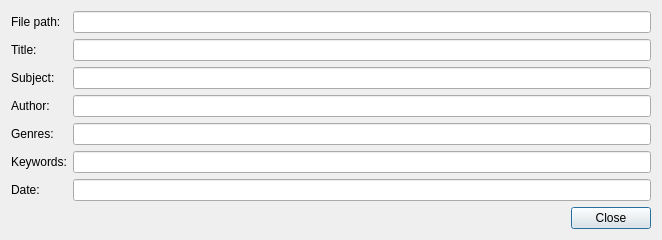
Old version of the form src/plugins/monocle/docinfodialog.ui in the repository 0xd34df00d/leechcraft.
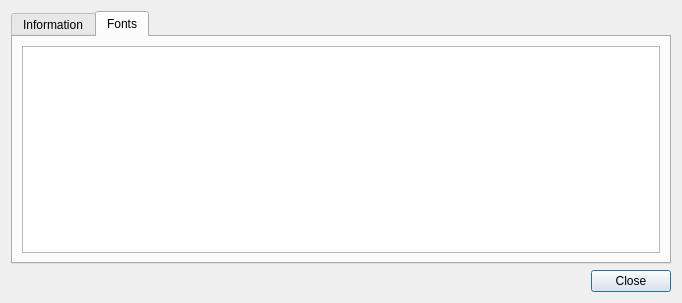
New version of the form. The open tabs and pages were chosen to show the change.

Commit message: [Monocle] Show fonts in DocInfoDialog.

```diff
--- a/src/plugins/monocle/docinfodialog.ui
+++ b/src/plugins/monocle/docinfodialog.ui
@@ -6,14 +6,24 @@
    <rect>
     <x>0</x>
     <y>0</y>
-    <width>662</width>
-    <height>221</height>
+    <width>682</width>
+    <height>303</height>
    </rect>
   </property>
   <property name="windowTitle">
    <string>Document information</string>
   </property>
-  <layout class="QFormLayout" name="formLayout">
+  <layout class="QVBoxLayout" name="verticalLayout">
+   <item>
+    <widget class="QTabWidget" name="TabWidget_">
+     <property name="currentIndex">
+      <number>0</number>
+     </property>
+     <widget class="QWidget" name="tab">
+      <attribute name="title">
+       <string>Information</string>
+      </attribute>
+      <layout class="QFormLayout" name="formLayout_2">
    <item row="0" column="0">
     <widget class="QLabel" name="label">
      <property name="text">
@@ -112,7 +122,21 @@
      </property>
     </widget>
    </item>
-   <item row="7" column="1">
+      </layout>
+     </widget>
+     <widget class="QWidget" name="FontsTab_">
+      <attribute name="title">
+       <string>Fonts</string>
+      </attribute>
+      <layout class="QVBoxLayout" name="verticalLayout_2">
+       <item>
+        <widget class="QTreeView" name="FontsView_"/>
+       </item>
+      </layout>
+     </widget>
+    </widget>
+   </item>
+   <item>
     <widget class="QDialogButtonBox" name="buttonBox">
      <property name="orientation">
       <enum>Qt::Horizontal</enum>
```
Lines whose indentation alone changed are shown as unchanged. The commit also changes 2 other files.
